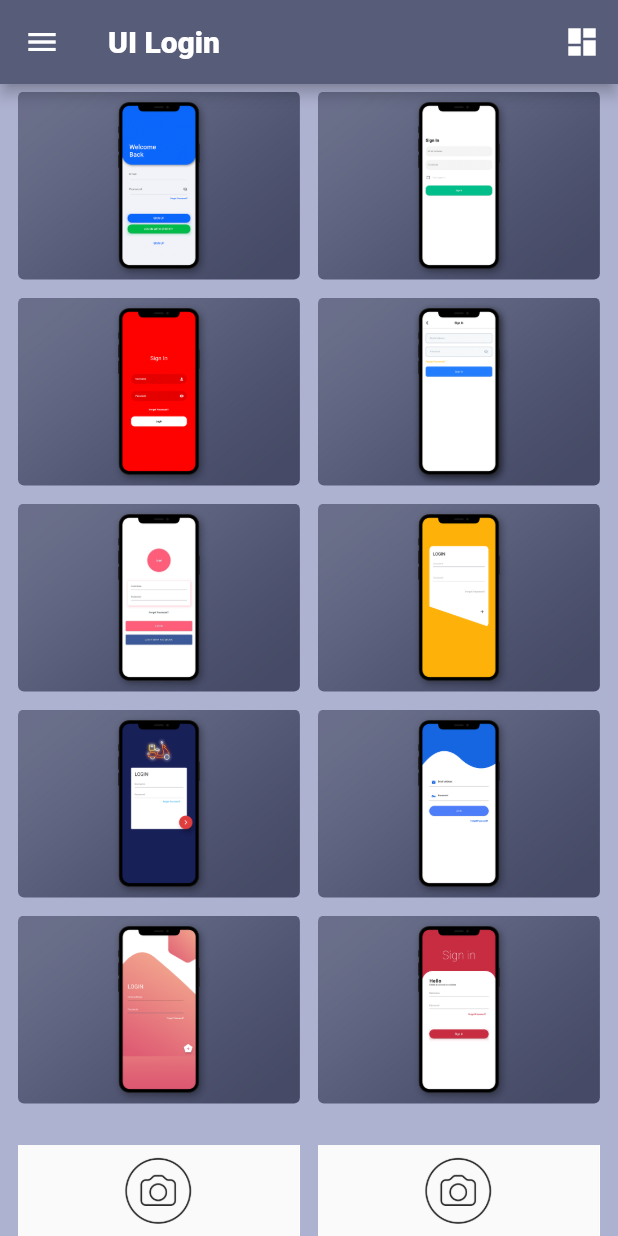
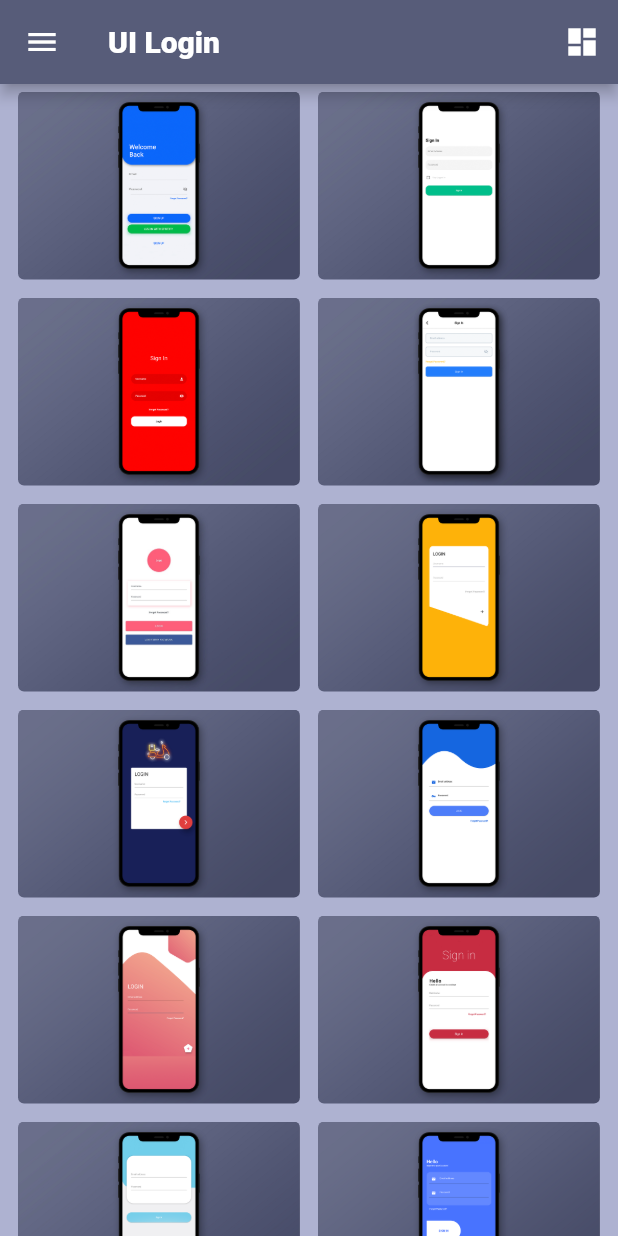
Before and after one commit to mukireus/flutter_ui_template_login, a Flutter app: the screen it shows after launch, on a phone screen of 412 x 824 dp. Run offline on Flutter 3.47's test engine with Material 2 defaults, Android fonts, the phone set to English and light mode, and no system bars; our stand-ins replace flutter_screenutil; missing offline and left inert: polygon_clipper.

Commit message:
added avocados login

```diff
--- a/lib/home_list.dart
+++ b/lib/home_list.dart
@@ -1,5 +1,6 @@
 import 'package:flutter/material.dart';
 import 'package:flutter_template_login/screens/apricot_login.dart';
+import 'package:flutter_template_login/screens/avocados_login.dart';
 import 'package:flutter_template_login/screens/blueberry_login.dart';
 import 'package:flutter_template_login/screens/cherry_login.dart';
 import 'package:flutter_template_login/screens/fig_login.dart';
@@ -65,12 +66,16 @@ class HomeList {
       navigateScreen: WatermelonLogin(),
     ),
     HomeList(
-      imagePath: UIHelper.noPhoto,
+      imagePath: UIHelper.pineapplePhoto,
       navigateScreen: PineAppleLogin(),
     ),
     HomeList(
-      imagePath: UIHelper.noPhoto,
+      imagePath: UIHelper.pearPhoto,
       navigateScreen: PearLogin(),
     ),
+    HomeList(
+      imagePath: UIHelper.noPhoto,
+      navigateScreen: AvocadosLogin(),
+    )
   ];
 }
--- a/lib/screens/paer_login.dart
+++ b/lib/screens/paer_login.dart
@@ -1,4 +1,5 @@
 import 'package:flutter/material.dart';
+import 'package:flutter_screenutil/flutter_screenutil.dart';
 import 'package:flutter_template_login/ui/ui_helper.dart';
 
 class PearLogin extends StatefulWidget {
@@ -9,6 +10,7 @@ class PearLogin extends StatefulWidget {
 class _PearLoginState extends State<PearLogin> {
   @override
   Widget build(BuildContext context) {
+    ScreenUtil.instance.init(context);
     return Scaffold(
       backgroundColor: UIHelper.PEAR_PRIMARY_COLOR,
       body: SingleChildScrollView(
--- a/lib/ui/ui_helper.dart
+++ b/lib/ui/ui_helper.dart
@@ -35,7 +35,8 @@ class UIHelper {
   static final String cherryPhoto = "assets/images/cherry_login.png";
   static final String applePhoto = "assets/images/apple_login.png";
   static final String watermelonPhoto = "assets/images/watermelon_login.png";
-  //static final String pineapplePhoto = "assets/images/pineapple_login.png";
+  static final String pineapplePhoto = "assets/images/pineapple_login.png";
+  static final String pearPhoto = "assets/images/pear_login.png";
   static final String noPhoto = "assets/images/no_photo.png";
   static final String scooter = "assets/drawable/scooter.png";
 
@@ -98,6 +99,10 @@ class UIHelper {
   // PEAR LOGIN COLOR
   static const Color PEAR_PRIMARY_COLOR = Color(0xFF4873FF);
 
+  // AVOCADOS LOGIN COLOR
+  static const Color AVOCADOS_PRIMARY_COLOR = Color(0xFF0B5D47);
+  static const Color AVOCADOS_SECONDARY_COLOR = Color(0xFFFEA839);
+
   // GLOBAL COLORS
   static const Color SPOTIFY_COLOR = Color(0xFF1DB954);
   static const Color SPOTIFY_TEXT_COLOR = Color(0xFFF4F6FC);
--- a/pubspec.yaml
+++ b/pubspec.yaml
@@ -12,7 +12,6 @@ dependencies:
   flutter_screenutil: ^0.6.0
   polygon_clipper: ^1.0.2
 
-
 dev_dependencies:
   flutter_test:
     sdk: flutter
```
Also changed, not shown: lib/screens/avocados_login.dart (added, +80 -0 lines), assets/images/pear_login.png (added), assets/images/pineapple_login.png (added).
